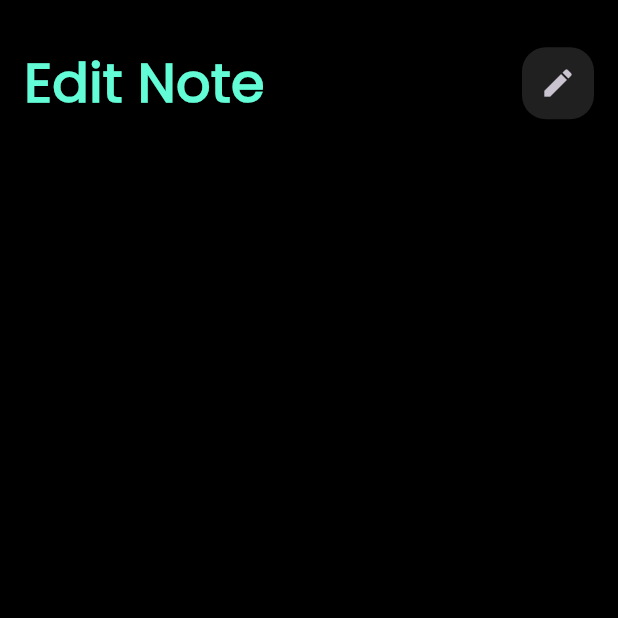
After one commit to AshrafElManDoh/notes_app, a Flutter app: the screen it shows after launch, after a tap on "Flutter Developer", on a phone screen of 412 x 824 dp, the top half of it. The commit adds this screen. Run offline on Flutter 3.47's test engine with Material 3 defaults, Android fonts, the phone set to English and light mode, and no system bars; our stand-ins replace font_awesome_flutter.

Commit message:
edit custom app bar and create edit note view

```diff
--- /dev/null
+++ b/lib/views/edit_note_view.dart
@@ -0,0 +1,23 @@
+import 'package:flutter/material.dart';
+import 'package:notes_app/widgets/custom_app_bar.dart';
+
+class EditNoteView extends StatelessWidget {
+  const EditNoteView({super.key});
+
+  @override
+  Widget build(BuildContext context) {
+    return const Scaffold(
+      body: Padding(
+        padding:  EdgeInsets.symmetric(vertical: 30, horizontal: 16),
+        child: Column(
+          children: [
+            CustomAppBar(
+              title: "Edit Note",
+              icon: Icons.edit,
+            ),
+          ],
+        ),
+      ),
+    );
+  }
+}
--- a/lib/views/notes_view.dart
+++ b/lib/views/notes_view.dart
@@ -21,7 +21,7 @@ class NotesView extends StatelessWidget {
         padding: EdgeInsets.symmetric(vertical: 30, horizontal: 16),
         child: Column(
           children: [
-            CustomAppBar(),
+            CustomAppBar(title: "Notes",icon: Icons.search,),
             SizedBox(
               height: 10,
             ),
--- a/lib/widgets/custom_app_bar.dart
+++ b/lib/widgets/custom_app_bar.dart
@@ -5,19 +5,25 @@ import 'package:notes_app/widgets/custom_icon_button.dart';
 class CustomAppBar extends StatelessWidget {
   const CustomAppBar({
     super.key,
+    required this.title,
+    required this.icon,
   });
+  final String title;
+  final IconData icon;
 
   @override
   Widget build(BuildContext context) {
-    return const Row(
+    return Row(
       mainAxisAlignment: MainAxisAlignment.spaceBetween,
       children: [
         Text(
-          "Notes",
-          style: TextStyle(
+          title,
+          style: const TextStyle(
               color: kprimaryColor, fontSize: 36, fontWeight: FontWeight.bold),
         ),
-        CustomIconButton()
+        CustomIconButton(
+          icon: icon,
+        )
       ],
     );
   }
--- a/lib/widgets/custom_icon_button.dart
+++ b/lib/widgets/custom_icon_button.dart
@@ -2,8 +2,9 @@ import 'package:flutter/material.dart';
 
 class CustomIconButton extends StatelessWidget {
   const CustomIconButton({
-    super.key,
+    super.key, required this.icon,
   });
+  final IconData icon;
 
   @override
   Widget build(BuildContext context) {
@@ -14,7 +15,7 @@ class CustomIconButton extends StatelessWidget {
       ),
       child: IconButton(
         onPressed: () {},
-        icon: const Icon(Icons.search),
+        icon:  Icon(icon),
       ),
     );
   }
--- a/lib/widgets/note_item.dart
+++ b/lib/widgets/note_item.dart
@@ -1,5 +1,6 @@
 import 'package:flutter/material.dart';
 import 'package:font_awesome_flutter/font_awesome_flutter.dart';
+import 'package:notes_app/views/edit_note_view.dart';
 
 class NoteItem extends StatelessWidget {
   const NoteItem({
@@ -8,7 +9,18 @@ class NoteItem extends StatelessWidget {
 
   @override
   Widget build(BuildContext context) {
-    return Container(
+    return GestureDetector(
+      onTap: () {
+        Navigator.push(
+          context,
+          MaterialPageRoute(
+            builder: (context) {
+              return const EditNoteView();
+            },
+          ),
+        );
+      },
+      child: Container(
         padding: const EdgeInsets.symmetric(
           vertical: 18,
         ),
@@ -51,6 +63,7 @@ class NoteItem extends StatelessWidget {
             )
           ],
         ),
+      ),
     );
   }
 }
```
Lines whose indentation alone changed are shown as unchanged.
